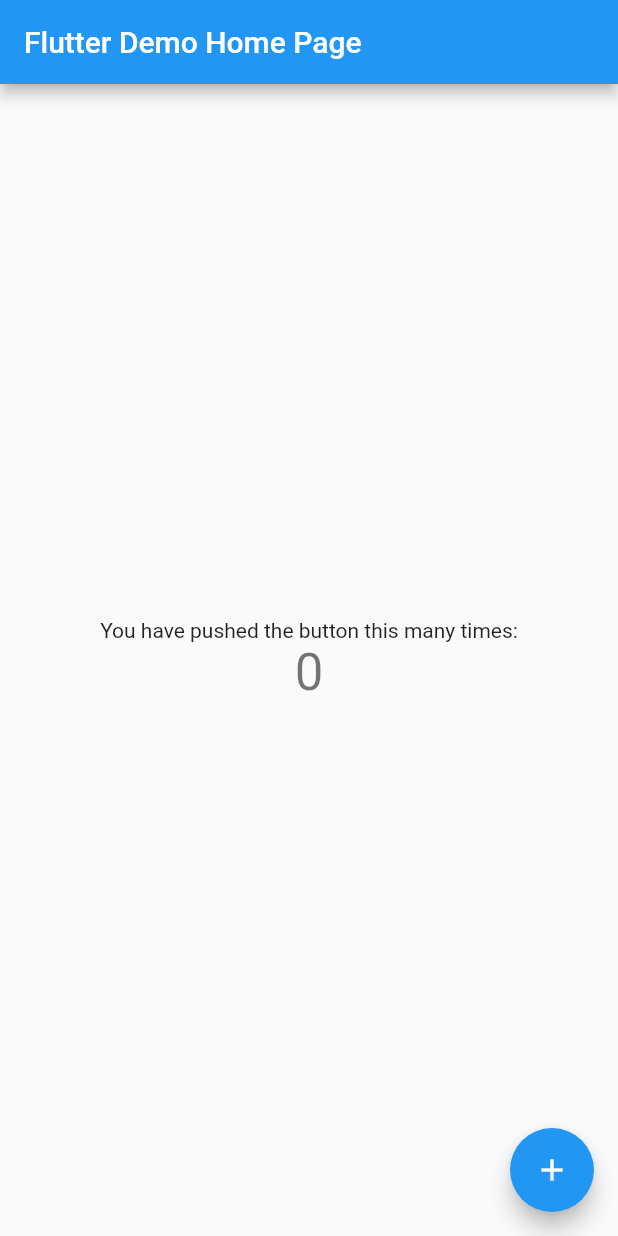
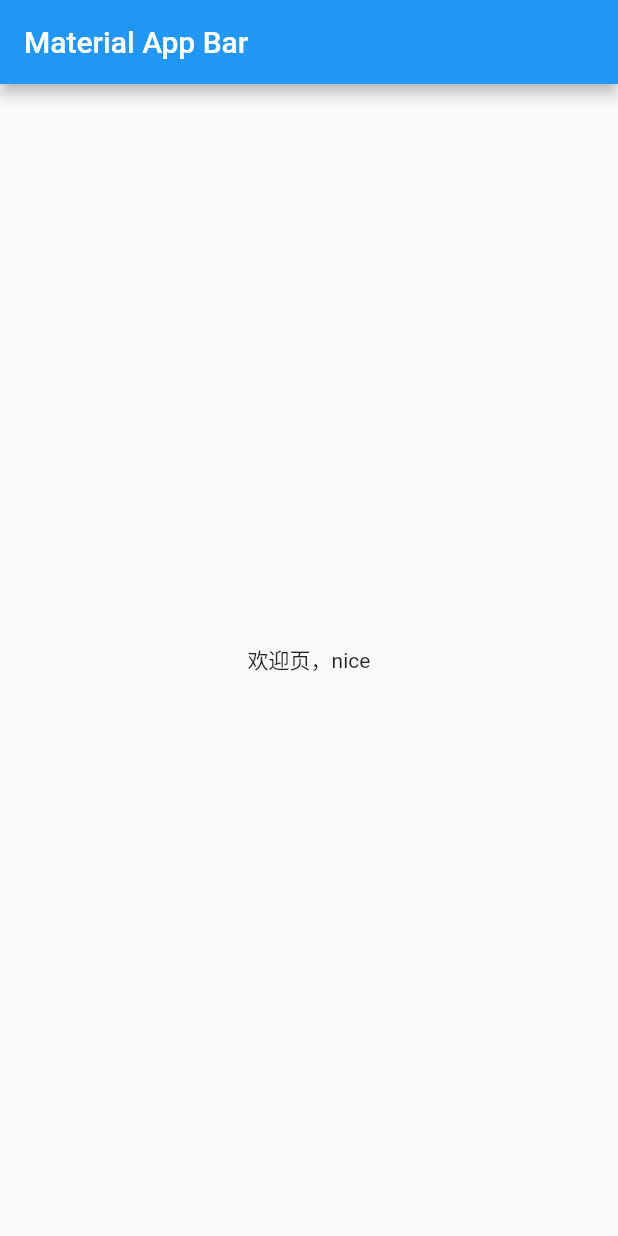
Before and after one commit to HMFman/news_client, a Flutter app: the screen it shows after launch, on a phone screen of 412 x 824 dp. Run offline on Flutter 3.47's test engine with Material 2 defaults, Android fonts, the phone set to English and light mode, and no system bars.

Commit message:
项目结构搭建

```diff
--- a/lib/main.dart
+++ b/lib/main.dart
@@ -1,111 +1,14 @@
 import 'package:flutter/material.dart';
+import 'package:newsclient/pages/welcome/welcome.dart';
 
 void main() => runApp(MyApp());
 
 class MyApp extends StatelessWidget {
-  // This widget is the root of your application.
   @override
   Widget build(BuildContext context) {
     return MaterialApp(
       title: 'Flutter Demo',
-      theme: ThemeData(
-        // This is the theme of your application.
-        //
-        // Try running your application with "flutter run". You'll see the
-        // application has a blue toolbar. Then, without quitting the app, try
-        // changing the primarySwatch below to Colors.green and then invoke
-        // "hot reload" (press "r" in the console where you ran "flutter run",
-        // or simply save your changes to "hot reload" in a Flutter IDE).
-        // Notice that the counter didn't reset back to zero; the application
-        // is not restarted.
-        primarySwatch: Colors.blue,
-      ),
-      home: MyHomePage(title: 'Flutter Demo Home Page'),
+      home: WelcomePage(),
     );
   }
 }
-
-class MyHomePage extends StatefulWidget {
-  MyHomePage({Key key, this.title}) : super(key: key);
-
-  // This widget is the home page of your application. It is stateful, meaning
-  // that it has a State object (defined below) that contains fields that affect
-  // how it looks.
-
-  // This class is the configuration for the state. It holds the values (in this
-  // case the title) provided by the parent (in this case the App widget) and
-  // used by the build method of the State. Fields in a Widget subclass are
-  // always marked "final".
-
-  final String title;
-
-  @override
-  _MyHomePageState createState() => _MyHomePageState();
-}
-
-class _MyHomePageState extends State<MyHomePage> {
-  int _counter = 0;
-
-  void _incrementCounter() {
-    setState(() {
-      // This call to setState tells the Flutter framework that something has
-      // changed in this State, which causes it to rerun the build method below
-      // so that the display can reflect the updated values. If we changed
-      // _counter without calling setState(), then the build method would not be
-      // called again, and so nothing would appear to happen.
-      _counter++;
-    });
-  }
-
-  @override
-  Widget build(BuildContext context) {
-    // This method is rerun every time setState is called, for instance as done
-    // by the _incrementCounter method above.
-    //
-    // The Flutter framework has been optimized to make rerunning build methods
-    // fast, so that you can just rebuild anything that needs updating rather
-    // than having to individually change instances of widgets.
-    return Scaffold(
-      appBar: AppBar(
-        // Here we take the value from the MyHomePage object that was created by
-        // the App.build method, and use it to set our appbar title.
-        title: Text(widget.title),
-      ),
-      body: Center(
-        // Center is a layout widget. It takes a single child and positions it
-        // in the middle of the parent.
-        child: Column(
-          // Column is also a layout widget. It takes a list of children and
-          // arranges them vertically. By default, it sizes itself to fit its
-          // children horizontally, and tries to be as tall as its parent.
-          //
-          // Invoke "debug painting" (press "p" in the console, choose the
-          // "Toggle Debug Paint" action from the Flutter Inspector in Android
-          // Studio, or the "Toggle Debug Paint" command in Visual Studio Code)
-          // to see the wireframe for each widget.
-          //
-          // Column has various properties to control how it sizes itself and
-          // how it positions its children. Here we use mainAxisAlignment to
-          // center the children vertically; the main axis here is the vertical
-          // axis because Columns are vertical (the cross axis would be
-          // horizontal).
-          mainAxisAlignment: MainAxisAlignment.center,
-          children: <Widget>[
-            Text(
-              'You have pushed the button this many times:',
-            ),
-            Text(
-              '$_counter',
-              style: Theme.of(context).textTheme.display1,
-            ),
-          ],
-        ),
-      ),
-      floatingActionButton: FloatingActionButton(
-        onPressed: _incrementCounter,
-        tooltip: 'Increment',
-        child: Icon(Icons.add),
-      ), // This trailing comma makes auto-formatting nicer for build methods.
-    );
-  }
-}
--- /dev/null
+++ b/lib/pages/welcome/welcome.dart
@@ -0,0 +1,25 @@
+import 'package:flutter/material.dart';
+
+class WelcomePage extends StatefulWidget {
+  // 构造函数
+  WelcomePage({Key key}) : super(key: key);
+
+  @override
+  _WelcomePageState createState() => _WelcomePageState();
+}
+
+class _WelcomePageState extends State<WelcomePage> {
+  @override
+  Widget build(BuildContext context) {
+    return Scaffold(
+      appBar: AppBar(
+        title: Text('Material App Bar'),
+      ),
+      body: Center(
+        child: Container(
+          child: Text('欢迎页，nice'),
+        ),
+      ),
+    );
+  }
+}
```
